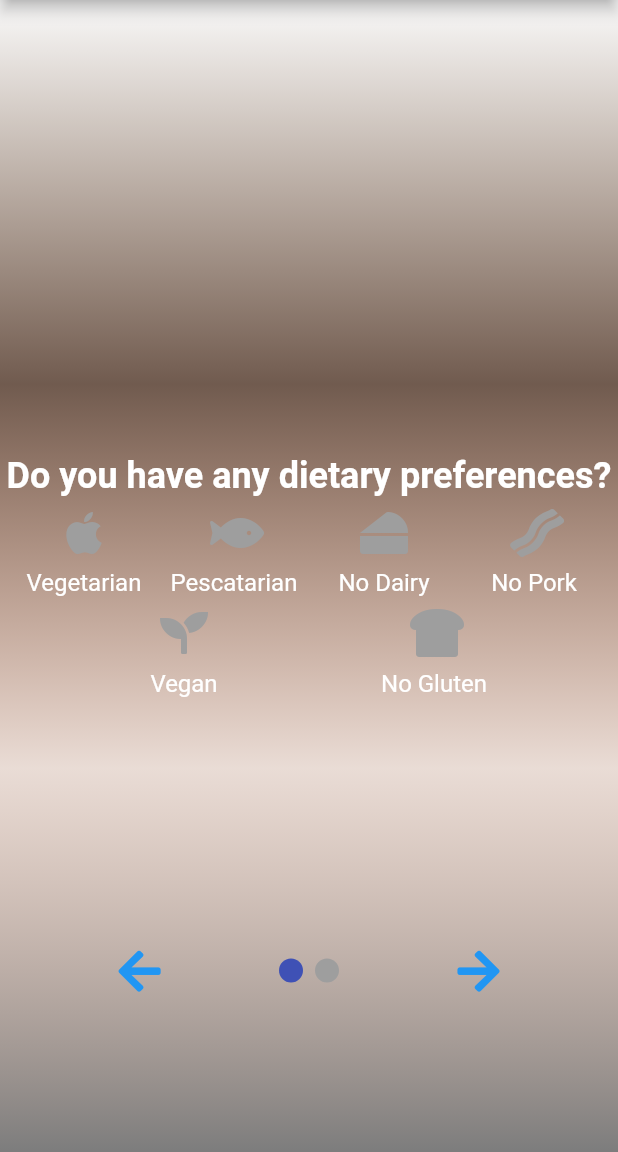
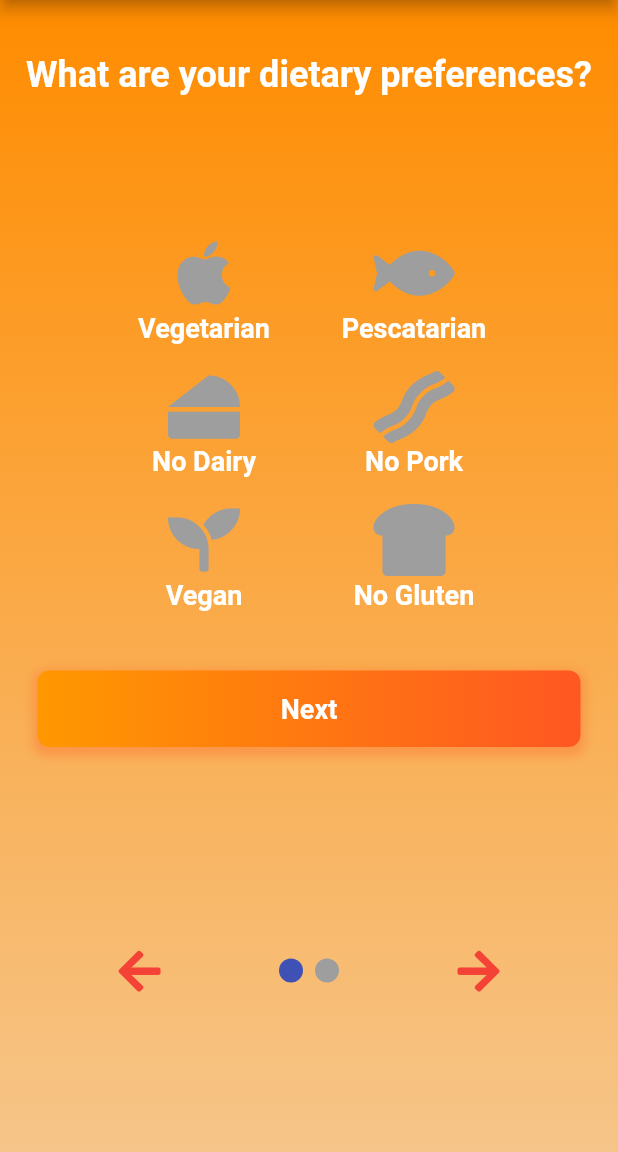
Before and after one commit to yrebia/ReadyHomeChef, a Flutter app: the screen it shows once a user with an empty profile is signed in, on a phone screen of 412 x 824 dp, the part 84-1236 px from its top. Run offline on Flutter 3.47's test engine with Material 2 defaults, Android fonts, the phone set to English and light mode, and no system bars; drawn by our look-alikes of smooth_page_indicator; our stand-ins replace firebase_auth, firebase_core, font_awesome_flutter; accounts and stored records are empty.

Commit message:
adding front on landingpage

```diff
--- a/lib/landing_screens/page1.dart
+++ b/lib/landing_screens/page1.dart
@@ -1,13 +1,15 @@
 import 'package:flutter/material.dart';
 import 'package:font_awesome_flutter/font_awesome_flutter.dart';
+import 'package:ready_home_chef/components/my_button.dart';
 
 class IntroPage1 extends StatefulWidget {
-
   List<bool> list;
+  final Function() nextPage;
 
   IntroPage1({
     super.key,
     required this.list,
+    required this.nextPage,
   });
 
   @override
@@ -15,6 +17,10 @@ class IntroPage1 extends StatefulWidget {
 }
 
 class _IntroPage1State extends State<IntroPage1> {
+
+  void submit() {
+    widget.nextPage();
+  }
 
   @override
   Widget build(BuildContext context) {
@@ -24,33 +30,28 @@ class _IntroPage1State extends State<IntroPage1> {
       ),
       body: Container(
         decoration: BoxDecoration(
-          // image: DecorationImage(
-          //   image: AssetImage('img/cat.jpg'), // Remplacez par le chemin de votre image de fond
-          //   fit: BoxFit.cover,
-          // ),
           gradient: LinearGradient(
             begin: Alignment.topCenter,
             end: Alignment.bottomCenter,
-            colors: [
-              Color.fromARGB(255, 90, 51, 21).withOpacity(0.0),
-              Color.fromARGB(255, 78, 51, 36).withOpacity(0.8),
-              Color.fromARGB(255, 137, 48, 4).withOpacity(0.15),
-              Color.fromARGB(255, 0, 0, 0).withOpacity(0.5),
-            ],
+            colors: [Color.fromARGB(255, 255, 140, 0), Color.fromARGB(255, 246, 197, 137)],
           ),
         ),
-        child: Center(
         child: Column(
-            mainAxisAlignment: MainAxisAlignment.center,
+          mainAxisAlignment: MainAxisAlignment.start,
           children: [
-              Text(
-                'Do you have any dietary preferences?',
+            SizedBox(height: 20),
+            Padding(
+              padding: const EdgeInsets.all(16.0),
+              child: Text(
+                'What are your dietary preferences?',
                 style: TextStyle(
                   fontSize: 24,
                   fontWeight: FontWeight.bold,
                   color: Colors.white,
                 ),
               ),
+            ),
+            SizedBox(height: 60),
             Wrap(
               alignment: WrapAlignment.spaceEvenly,
               children: [
@@ -92,37 +93,12 @@ class _IntroPage1State extends State<IntroPage1> {
                 ),
               ],
             ),
-              // ElevatedButton(
-              //   onPressed: () {
-              //     String preferences = '';
-              //     if (widget.isVegetarian) {
-              //       preferences += 'Vegetarian ';
-              //     }
-              //     if (widget.isPescatarian) {
-              //       preferences += 'Pescatarian ';
-              //     }
-              //     if (noDairy) {
-              //       preferences += 'No Dairy ';
-              //     }
-              //     if (noPork) {
-              //       preferences += 'No Pork ';
-              //     }
-              //     if (isVegan) {
-              //       preferences += 'Vegan ';
-              //     }
-              //     if (noGluten) {
-              //       preferences += 'No Gluten ';
-              //     }
-              //     ScaffoldMessenger.of(context).showSnackBar(
-              //       SnackBar(
-              //         content: Text('Selected preferences: $preferences'),
-              //       ),
-              //     );
-              //   },
-              //   child: Text('Submit Preferences'),
-              // ),
+            SizedBox(height: 40),
+                                MyButton(
+                      onTap: submit,
+                      text: 'Next',
+                    ),
           ],
-          ),
         ),
       ),
     );
@@ -134,26 +110,34 @@ class _IntroPage1State extends State<IntroPage1> {
     bool value,
     int index,
   ) {
-    return Container(
-      width: 100,
-      child: Column(
+    return Column(
       children: [
-          IconButton(
-            icon: FaIcon(icon, size: 32),
-            color: value ? Colors.green : Colors.grey,
+        Container(
+          width: 140,
+          padding: const EdgeInsets.all(10),
+          child: IconButton(
+            icon: FaIcon(
+              icon,
+              size: 48,
+              color: value ? Colors.red : Colors.grey,
+            ),
             onPressed: () {
               setState(() {
                 widget.list[index] = !widget.list[index];
               });
             },
           ),
+        ),
         Text(
           label,
-            style: TextStyle(fontSize: 16, color: Colors.white),
+          style: TextStyle(
+            fontSize: 18,
+            fontWeight: FontWeight.bold,
+            color: Colors.white,
+          ),
           textAlign: TextAlign.center,
         ),
       ],
-      ),
     );
   }
 }
--- a/lib/pages/landing_page.dart
+++ b/lib/pages/landing_page.dart
@@ -43,6 +43,12 @@ class _LandingPageState extends State<LandingPage> {
             children: [
               IntroPage1(
                 list: list,
+                nextPage:() {
+                  _controller.nextPage(
+                      duration: Duration(milliseconds: 300),
+                      curve: Curves.easeIn,
+                    );
+                },
               ),
               IntroPage2(),
             ],
@@ -55,7 +61,7 @@ class _LandingPageState extends State<LandingPage> {
               children: [
                 IconButton(
                   icon: FaIcon(FontAwesomeIcons.arrowLeft, size: 32),
-                  color: Colors.blue,
+                  color: Colors.red,
                   onPressed: () {
                     _controller.previousPage(
                       duration: Duration(milliseconds: 300),
@@ -69,7 +75,7 @@ class _LandingPageState extends State<LandingPage> {
                 onLastPage ?
                 IconButton(
                   icon: FaIcon(FontAwesomeIcons.check, size: 32),
-                  color: Colors.blue,
+                  color: Colors.red,
                   onPressed: () {
                     // envoyer les données
                     // Navigate to HomePage
@@ -85,7 +91,7 @@ class _LandingPageState extends State<LandingPage> {
                 ) :
                 IconButton(
                   icon: FaIcon(FontAwesomeIcons.arrowRight, size: 32),
-                  color: Colors.blue,
+                  color: Colors.red,
                   onPressed: () {
                     _controller.nextPage(
                       duration: Duration(milliseconds: 300),
--- a/pubspec.yaml
+++ b/pubspec.yaml
@@ -68,6 +68,7 @@ flutter:
   assets:
   - lib/img/sel.jpg
   - lib/img/logo.png
+  - lib/img/cat.jpg
 
   # An image asset can refer to one or more resolution-specific "variants", see
   # https://flutter.dev/assets-and-images/#resolution-aware
```
Lines whose indentation alone changed are shown as unchanged.
